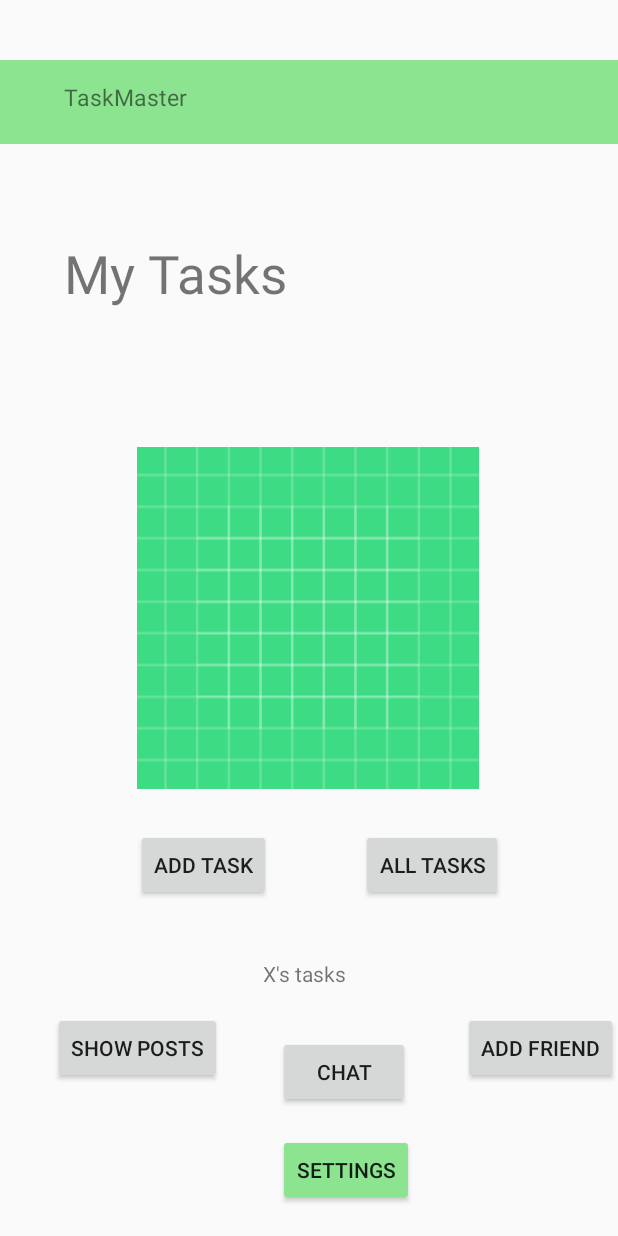
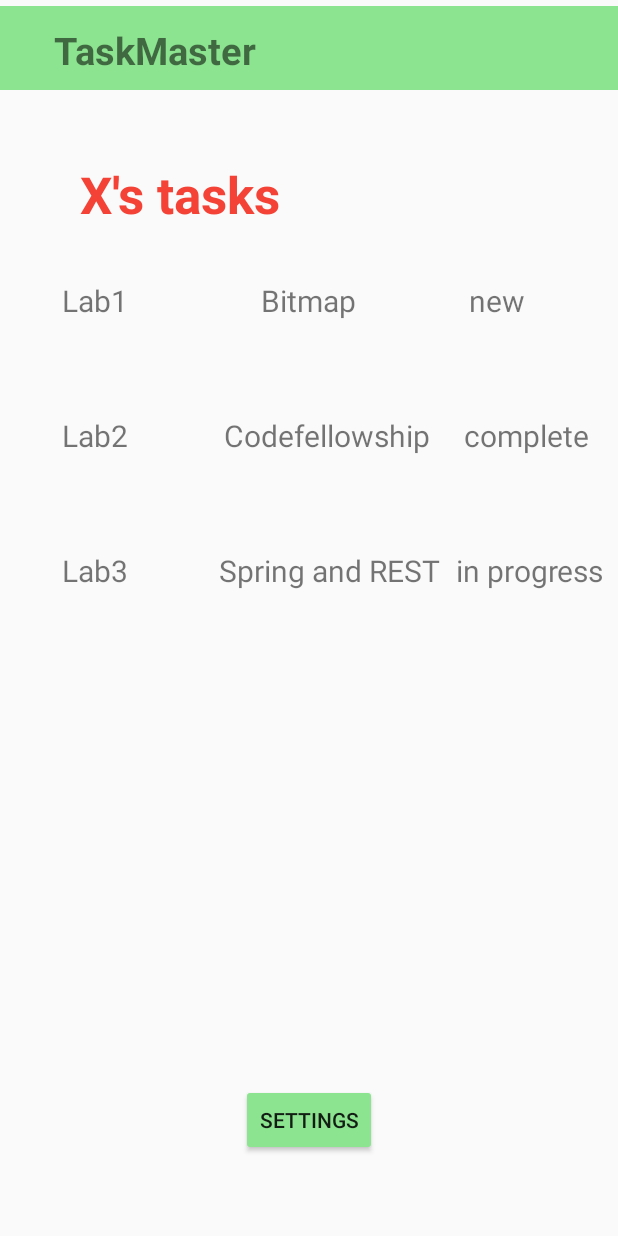
Before and after one commit to Marahmusleh/taskmaster, an Android app: the screen it shows after launch (MainActivity), on a phone screen of 412 x 824 dp. Run offline under Robolectric (Android 15) with nearby library versions, the phone set to English and light mode, and no system bars.

Commit message:
finish lab28

```diff
--- a/app/build.gradle
+++ b/app/build.gradle
@@ -32,6 +32,7 @@ dependencies {
     implementation 'androidx.appcompat:appcompat:1.3.1'
     implementation 'com.google.android.material:material:1.4.0'
     implementation 'androidx.constraintlayout:constraintlayout:2.1.0'
+    implementation 'androidx.legacy:legacy-support-v4:1.0.0'
     testImplementation 'junit:junit:4.+'
     androidTestImplementation 'androidx.test.ext:junit:1.1.3'
     androidTestImplementation 'androidx.test.espresso:espresso-core:3.4.0'
--- a/app/src/main/java/com/example/taskmaster/MainActivity.java
+++ b/app/src/main/java/com/example/taskmaster/MainActivity.java
@@ -4,10 +4,14 @@ import android.content.Intent;
 import android.content.SharedPreferences;
 import android.os.Bundle;
 import android.preference.PreferenceManager;
-import android.widget.Button;
 import android.widget.TextView;
 
 import androidx.appcompat.app.AppCompatActivity;
+import androidx.recyclerview.widget.LinearLayoutManager;
+import androidx.recyclerview.widget.RecyclerView;
+
+import java.util.ArrayList;
+import java.util.List;
 
 public class MainActivity extends AppCompatActivity {
 
@@ -15,49 +19,33 @@ public class MainActivity extends AppCompatActivity {
     protected void onCreate(Bundle savedInstanceState) {
         super.onCreate(savedInstanceState);
         setContentView(R.layout.activity_main);
-        Button button = findViewById(R.id.button);
-        button.setOnClickListener(view -> {
-            Intent intent = new Intent(MainActivity.this, AddTask.class);
+
+        findViewById(R.id.button8).setOnClickListener(v -> {
+            Intent intent = new Intent(MainActivity.this, Settings.class);
             startActivity(intent);
         });
 
+        List<Task> tasks = new ArrayList<>();
+        tasks.add(new Task("Lab1", "Bitmap", "new"));
+        tasks.add(new Task("Lab2", "Codefellowship", "complete"));
+        tasks.add(new Task("Lab3", "Spring and REST", "in progress"));
 
-        Button button2 = findViewById(R.id.button2);
-        button2.setOnClickListener(view -> {
-            Intent intent = new Intent(MainActivity.this, AllTasks.class);
-            startActivity(intent);
-        });
+        RecyclerView allTasks = findViewById(R.id.ListOfTasks);
 
-        // lab 27
-        Button btn5 = findViewById(R.id.button5);
-            btn5.setOnClickListener(view -> {
-            Intent intent = new Intent(MainActivity.this,TaskDetail.class);
-            String text = btn5.getText().toString();
-            intent.putExtra("task",text);
-            startActivity(intent);
-        });
-
-        findViewById(R.id.button6).setOnClickListener(view -> {
-            Intent intent = new Intent(MainActivity.this,TaskDetail.class);
-            Button btn6 = findViewById(R.id.button6);
-            String text = btn6.getText().toString();
-            intent.putExtra("task",text);
-            startActivity(intent);
-        });
-        findViewById(R.id.button7).setOnClickListener(view -> {
-            Intent intent = new Intent(MainActivity.this,TaskDetail.class);
-            Button btn7 = findViewById(R.id.button7);
-            String text = btn7.getText().toString();
-            intent.putExtra("task",text);
-            startActivity(intent);
-        });
-
-        findViewById(R.id.button8).setOnClickListener(v -> {
-            Intent intent = new Intent(MainActivity.this,Settings.class);
-            startActivity(intent);
-        });
+        allTasks.setLayoutManager(new LinearLayoutManager(this));
 
 
+        allTasks.setAdapter(new TaskAdapter(tasks, new TaskAdapter.OnTaskItemClickListener() {
+            @Override
+            public void onItemClicked(int position) {
+                Intent intentTaskDetails = new Intent(getApplicationContext(), TaskDetail.class);
+                intentTaskDetails.putExtra("title", tasks.get(position).title);
+                intentTaskDetails.putExtra("body", tasks.get(position).body);
+                intentTaskDetails.putExtra("state", tasks.get(position).state);
+                startActivity(intentTaskDetails);
+
+            }
+        }));
     }
     @Override
     protected void onResume(){
--- /dev/null
+++ b/app/src/main/java/com/example/taskmaster/Task.java
@@ -0,0 +1,14 @@
+package com.example.taskmaster;
+
+public class Task {
+
+    public String title;
+    public String body;
+    public String state;
+
+    public Task(String title, String body, String state) {
+        this.title = title;
+        this.body = body;
+        this.state = state;
+    }
+}
--- /dev/null
+++ b/app/src/main/java/com/example/taskmaster/TaskAdapter.java
@@ -0,0 +1,73 @@
+package com.example.taskmaster;
+
+import android.view.LayoutInflater;
+import android.view.View;
+import android.view.ViewGroup;
+import android.widget.TextView;
+
+import androidx.annotation.NonNull;
+import androidx.recyclerview.widget.RecyclerView;
+
+import java.util.ArrayList;
+import java.util.List;
+
+public class TaskAdapter extends RecyclerView.Adapter<TaskAdapter.TaskViewHolder>{
+
+    List<Task> allTasksData = new ArrayList<>();
+    private OnTaskItemClickListener onTaskItemClickListener;
+
+
+    public TaskAdapter(List<Task> allTasksData, OnTaskItemClickListener onTaskItemClickListener) {
+        this.allTasksData = allTasksData;
+        this.onTaskItemClickListener = onTaskItemClickListener;
+    }
+    public interface OnTaskItemClickListener{
+        void onItemClicked(int position);
+    }
+
+    @NonNull
+    @Override
+    public TaskViewHolder onCreateViewHolder(@NonNull ViewGroup parent, int viewType) {
+        View view = LayoutInflater.from(parent.getContext()).inflate(R.layout.fragment_task,parent,false);
+        return new TaskViewHolder(view,onTaskItemClickListener);
+    }
+
+    @Override
+    public void onBindViewHolder(@NonNull TaskViewHolder holder, int position) {
+
+        holder.task = allTasksData.get(position);
+
+        TextView title = holder.itemView.findViewById(R.id.titleFragment);
+        TextView body = holder.itemView.findViewById(R.id.bodyFragment);
+        TextView state = holder.itemView.findViewById(R.id.stateFragment);
+
+        title.setText(holder.task.title);
+        body.setText(holder.task.body);
+        state.setText(holder.task.state);
+    }
+
+    @Override
+    public int getItemCount() {
+        return allTasksData.size();
+    }
+
+
+    public static class TaskViewHolder extends RecyclerView.ViewHolder {
+
+        public Task task;
+        View itemView;
+
+        public TaskViewHolder(@NonNull View itemView, OnTaskItemClickListener listener) {
+            super(itemView);
+            this.itemView = itemView;
+
+            itemView.setOnClickListener(new View.OnClickListener() {
+                @Override
+                public void onClick(View view) {
+                    listener.onItemClicked(getAdapterPosition());
+                }
+            });
+        }
+    }
+
+}
--- a/app/src/main/java/com/example/taskmaster/TaskDetail.java
+++ b/app/src/main/java/com/example/taskmaster/TaskDetail.java
@@ -14,9 +14,17 @@ public class TaskDetail extends AppCompatActivity {
 
         Bundle extras = getIntent().getExtras();
         if (extras != null) {
-            String taskName = extras.getString("task");
+            String taskName = extras.getString("title");
             TextView text = findViewById(R.id.taskDetailTitle);
             text.setText(taskName);
+
+            String taskBody = extras.getString("body");
+            TextView text2 = findViewById(R.id.taskDetaiDesc);
+            text2.setText(taskBody);
+
+            String taskState = extras.getString("state");
+            TextView text3 = findViewById(R.id.test);
+            text3.setText(taskState);
         }
     }
 }
--- /dev/null
+++ b/app/src/main/java/com/example/taskmaster/TaskFragment.java
@@ -0,0 +1,71 @@
+package com.example.taskmaster;
+
+import android.os.Bundle;
+import android.view.LayoutInflater;
+import android.view.View;
+import android.view.ViewGroup;
+
+import androidx.fragment.app.Fragment;
+
+/**
+ * A simple {@link Fragment} subclass.
+ * Use the {@link TaskFragment#newInstance} factory method to
+ * create an instance of this fragment.
+ */
+public class TaskFragment extends Fragment {
+
+    // TODO: Rename parameter arguments, choose names that match
+    // the fragment initialization parameters, e.g. ARG_ITEM_NUMBER
+    private static final String ARG_PARAM1 = "title";
+    private static final String ARG_PARAM2 = "body";
+    private static final String ARG_PARAM3 = "state";
+
+
+    // TODO: Rename and change types of parameters
+    private String titleT;
+    private String bodyT;
+    private String stateT;
+
+
+    public TaskFragment() {
+        // Required empty public constructor
+    }
+
+    /**
+     * Use this factory method to create a new instance of
+     * this fragment using the provided parameters.
+     *
+     * @param titleT Parameter 1.
+     * @param bodyT Parameter 2.
+     * @param stateT Parameter 3.
+     * @return A new instance of fragment TaskFragment.
+     */
+    // TODO: Rename and change types and number of parameters
+    public static TaskFragment newInstance(String titleT, String bodyT,String stateT) {
+        TaskFragment fragment = new TaskFragment();
+        Bundle args = new Bundle();
+        args.putString(ARG_PARAM1, titleT);
+        args.putString(ARG_PARAM2, bodyT);
+        args.putString(ARG_PARAM3, stateT);
+        fragment.setArguments(args);
+        return fragment;
+    }
+
+    @Override
+    public void onCreate(Bundle savedInstanceState) {
+        super.onCreate(savedInstanceState);
+        if (getArguments() != null) {
+            titleT = getArguments().getString(ARG_PARAM1);
+            bodyT = getArguments().getString(ARG_PARAM2);
+            stateT = getArguments().getString(ARG_PARAM3);
+        }
+    }
+
+    @Override
+    public View onCreateView(LayoutInflater inflater, ViewGroup container,
+                             Bundle savedInstanceState) {
+        // Inflate the layout for this fragment
+        return inflater.inflate(R.layout.fragment_task, container, false);
+    }
+
+}
--- a/app/src/main/res/layout/activity_main.xml
+++ b/app/src/main/res/layout/activity_main.xml
@@ -6,17 +6,6 @@
     android:layout_height="match_parent"
     tools:context=".MainActivity">
 
-    <ImageView
-        android:id="@+id/imageView"
-        android:layout_width="228dp"
-        android:layout_height="235dp"
-        app:layout_constraintBottom_toBottomOf="parent"
-        app:layout_constraintEnd_toEndOf="parent"
-        app:layout_constraintHorizontal_bias="0.498"
-        app:layout_constraintStart_toStartOf="parent"
-        app:layout_constraintTop_toTopOf="parent"
-        app:layout_constraintVertical_bias="0.499"
-        app:srcCompat="@drawable/ic_launcher_background" />
 
     <Toolbar
         android:id="@+id/toolbar"
@@ -24,125 +13,67 @@
         android:layout_height="?attr/actionBarSize"
         android:layout_marginTop="4dp"
         android:background="?attr/colorPrimary"
-        app:layout_constraintBottom_toTopOf="@+id/textView"
+        app:layout_constraintBottom_toTopOf="@+id/ShowName"
         app:layout_constraintEnd_toEndOf="parent"
         app:layout_constraintHorizontal_bias="0.0"
         app:layout_constraintStart_toStartOf="parent"
         app:layout_constraintTop_toTopOf="parent"
-        app:layout_constraintVertical_bias="0.363"
+        app:layout_constraintVertical_bias="0.0"
         app:popupTheme="@style/ThemeOverlay.AppCompat.ActionBar" />
 
+
     <TextView
-        android:id="@+id/textView"
-        android:layout_width="159dp"
-        android:layout_height="65dp"
-        android:text="@string/my_tasks"
-        android:textSize="35sp"
-        app:layout_constraintBottom_toTopOf="@+id/imageView"
+        android:id="@+id/ShowName"
+        android:layout_width="280dp"
+        android:layout_height="53dp"
+        android:text="@string/tasks"
+        android:textColor="#F44336"
+        android:textSize="34sp"
+        android:textStyle="bold"
+        app:layout_constraintBottom_toBottomOf="parent"
         app:layout_constraintEnd_toEndOf="parent"
-        app:layout_constraintHorizontal_bias="0.17"
+        app:layout_constraintHorizontal_bias="0.404"
         app:layout_constraintStart_toStartOf="parent"
         app:layout_constraintTop_toTopOf="parent"
-        app:layout_constraintVertical_bias="0.693" />
-
-    <Button
-        android:id="@+id/button"
-        android:layout_width="wrap_content"
-        android:layout_height="wrap_content"
-        android:text="@string/add_task"
-        app:layout_constraintBottom_toBottomOf="parent"
-        app:layout_constraintEnd_toEndOf="parent"
-        app:layout_constraintHorizontal_bias="0.282"
-        app:layout_constraintStart_toStartOf="parent"
-        app:layout_constraintTop_toBottomOf="@+id/imageView"
-        app:layout_constraintVertical_bias="0.095" />
-
-    <Button
-        android:id="@+id/button2"
-        android:layout_width="wrap_content"
-        android:layout_height="wrap_content"
-        android:layout_marginStart="24dp"
-        android:text="@string/all_tasks"
-        app:layout_constraintBottom_toBottomOf="parent"
-        app:layout_constraintEnd_toEndOf="parent"
-        app:layout_constraintHorizontal_bias="0.318"
-        app:layout_constraintStart_toEndOf="@+id/button"
-        app:layout_constraintTop_toBottomOf="@+id/imageView"
-        app:layout_constraintVertical_bias="0.095" />
+        app:layout_constraintVertical_bias="0.138" />
 
     <TextView
         android:id="@+id/textView3"
-        android:layout_width="wrap_content"
-        android:layout_height="wrap_content"
+        android:layout_width="168dp"
+        android:layout_height="43dp"
         android:text="@string/taskmaster"
+        android:textSize="25sp"
+        android:textStyle="bold"
         app:layout_constraintBottom_toBottomOf="@+id/toolbar"
         app:layout_constraintEnd_toEndOf="parent"
-        app:layout_constraintHorizontal_bias="0.13"
+        app:layout_constraintHorizontal_bias="0.148"
         app:layout_constraintStart_toStartOf="@+id/toolbar"
         app:layout_constraintTop_toTopOf="@+id/toolbar"
-        app:layout_constraintVertical_bias="0.405"
-        android:textSize="15sp"/>
-
-    <Button
-        android:id="@+id/button5"
-        android:layout_width="wrap_content"
-        android:layout_height="wrap_content"
-        android:text="Show Posts"
-        app:layout_constraintBottom_toBottomOf="parent"
-        app:layout_constraintEnd_toStartOf="@+id/button6"
-        app:layout_constraintHorizontal_bias="0.488"
-        app:layout_constraintStart_toStartOf="parent"
-        app:layout_constraintTop_toBottomOf="@+id/button"
-        app:layout_constraintVertical_bias="0.421" />
-
-    <Button
-        android:id="@+id/button6"
-        android:layout_width="wrap_content"
-        android:layout_height="wrap_content"
-        android:text="Chat"
-        app:layout_constraintBottom_toTopOf="@+id/button8"
-        app:layout_constraintEnd_toStartOf="@+id/button7"
-        app:layout_constraintHorizontal_bias="0.841"
-        app:layout_constraintStart_toStartOf="parent"
-        app:layout_constraintTop_toBottomOf="@+id/imageView"
-        app:layout_constraintVertical_bias="0.904" />
-
-    <Button
-        android:id="@+id/button7"
-        android:layout_width="wrap_content"
-        android:layout_height="wrap_content"
-        android:text="Add Friend"
-        app:layout_constraintBottom_toBottomOf="parent"
-        app:layout_constraintEnd_toEndOf="parent"
-        app:layout_constraintHorizontal_bias="1.0"
-        app:layout_constraintStart_toStartOf="parent"
-        app:layout_constraintTop_toBottomOf="@+id/button2"
-        app:layout_constraintVertical_bias="0.421" />
+        app:layout_constraintVertical_bias="0.923" />
 
     <Button
         android:id="@+id/button8"
         android:layout_width="wrap_content"
         android:layout_height="wrap_content"
-        android:text="SETTINGS"
+        android:text="Settings"
         app:backgroundTint="#8CE490"
         app:layout_constraintBottom_toBottomOf="parent"
         app:layout_constraintEnd_toEndOf="parent"
-        app:layout_constraintHorizontal_bias="0.577"
         app:layout_constraintStart_toStartOf="parent"
-        app:layout_constraintTop_toBottomOf="@+id/imageView"
-        app:layout_constraintVertical_bias="0.92" />
+        app:layout_constraintTop_toTopOf="parent"
+        app:layout_constraintVertical_bias="0.931" />
 
-    <TextView
-        android:id="@+id/ShowName"
-        android:layout_width="144dp"
-        android:layout_height="30dp"
-        android:text="ShowName"
-        app:layout_constraintBottom_toTopOf="@+id/button6"
+    <androidx.recyclerview.widget.RecyclerView
+        android:id="@+id/ListOfTasks"
+        android:layout_width="411dp"
+        android:layout_height="449dp"
+        android:layout_marginBottom="220dp"
+        app:layout_constraintBottom_toTopOf="@+id/button8"
         app:layout_constraintEnd_toEndOf="parent"
-        app:layout_constraintHorizontal_bias="0.655"
+        app:layout_constraintHorizontal_bias="0.0"
         app:layout_constraintStart_toStartOf="parent"
-        app:layout_constraintTop_toBottomOf="@+id/imageView"
-        app:layout_constraintVertical_bias="0.838" />
+        app:layout_constraintTop_toBottomOf="@+id/ShowName"
+        app:layout_constraintVertical_bias="0.0" />
 
 
 </androidx.constraintlayout.widget.ConstraintLayout>
--- a/app/src/main/res/layout/activity_task_detail.xml
+++ b/app/src/main/res/layout/activity_task_detail.xml
@@ -14,22 +14,23 @@
         android:textSize="34sp"
         app:layout_constraintBottom_toBottomOf="parent"
         app:layout_constraintEnd_toEndOf="parent"
-        app:layout_constraintHorizontal_bias="0.798"
+        app:layout_constraintHorizontal_bias="0.733"
         app:layout_constraintStart_toStartOf="parent"
         app:layout_constraintTop_toTopOf="parent"
-        app:layout_constraintVertical_bias="0.11" />
+        app:layout_constraintVertical_bias="0.121" />
 
     <TextView
         android:id="@+id/taskDetaiDesc"
-        android:layout_width="404dp"
-        android:layout_height="175dp"
+        android:layout_width="142dp"
+        android:layout_height="65dp"
         android:text="Lorem ipsum dolor sit amet, consectetur adipiscing elit, sed do eiusmod tempor incididunt ut labore et dolore magna aliqua. Ut enim ad minim veniam, quis nostrud exercitation ullamco laboris nisi ut aliquip ex ea commodo consequat."
         android:textSize="20sp"
         app:layout_constraintBottom_toBottomOf="parent"
         app:layout_constraintEnd_toEndOf="parent"
+        app:layout_constraintHorizontal_bias="0.594"
         app:layout_constraintStart_toStartOf="parent"
         app:layout_constraintTop_toBottomOf="@+id/taskDetailTitle"
-        app:layout_constraintVertical_bias="0.093" />
+        app:layout_constraintVertical_bias="0.084" />
 
     <Toolbar
         android:id="@+id/toolbar"
@@ -45,4 +46,17 @@
         app:layout_constraintVertical_bias="0.363"
         app:popupTheme="@style/ThemeOverlay.AppCompat.ActionBar" />
 
+    <TextView
+        android:id="@+id/test"
+        android:layout_width="wrap_content"
+        android:layout_height="wrap_content"
+        android:layout_marginTop="80dp"
+        android:text="TextView"
+        android:textSize="35sp"
+        app:layout_constraintBottom_toBottomOf="parent"
+        app:layout_constraintEnd_toEndOf="parent"
+        app:layout_constraintStart_toStartOf="parent"
+        app:layout_constraintTop_toTopOf="parent"
+        app:layout_constraintVertical_bias="0.316" />
+
 </androidx.constraintlayout.widget.ConstraintLayout>
--- /dev/null
+++ b/app/src/main/res/layout/fragment_task.xml
@@ -0,0 +1,52 @@
+<?xml version="1.0" encoding="utf-8"?>
+<FrameLayout xmlns:android="http://schemas.android.com/apk/res/android"
+    xmlns:app="http://schemas.android.com/apk/res-auto"
+    xmlns:tools="http://schemas.android.com/tools"
+    android:layout_width="match_parent"
+    android:layout_height="90dp"
+    tools:context=".TaskFragment">
+
+    <androidx.constraintlayout.widget.ConstraintLayout
+        android:layout_width="match_parent"
+        android:layout_height="90dp">
+
+        <TextView
+            android:id="@+id/titleFragment"
+            android:layout_width="wrap_content"
+            android:layout_height="wrap_content"
+            android:text="@string/title"
+            android:textSize="20sp"
+            app:layout_constraintBottom_toBottomOf="parent"
+            app:layout_constraintEnd_toEndOf="parent"
+            app:layout_constraintHorizontal_bias="0.112"
+            app:layout_constraintStart_toStartOf="parent"
+            app:layout_constraintTop_toTopOf="parent"
+            app:layout_constraintVertical_bias="0.428" />
+
+        <TextView
+            android:id="@+id/bodyFragment"
+            android:layout_width="wrap_content"
+            android:layout_height="wrap_content"
+            android:text="@string/body"
+            android:textSize="20sp"
+            app:layout_constraintBottom_toBottomOf="@+id/titleFragment"
+            app:layout_constraintEnd_toEndOf="parent"
+            app:layout_constraintHorizontal_bias="0.338"
+            app:layout_constraintStart_toEndOf="@+id/titleFragment"
+            app:layout_constraintTop_toTopOf="@+id/titleFragment"
+            app:layout_constraintVertical_bias="0.065" />
+
+        <TextView
+            android:id="@+id/stateFragment"
+            android:layout_width="wrap_content"
+            android:layout_height="wrap_content"
+            android:text="@string/state"
+            android:textSize="20sp"
+            app:layout_constraintBottom_toBottomOf="@+id/bodyFragment"
+            app:layout_constraintEnd_toEndOf="parent"
+            app:layout_constraintHorizontal_bias="0.55"
+            app:layout_constraintStart_toEndOf="@+id/bodyFragment"
+            app:layout_constraintTop_toTopOf="@+id/bodyFragment"
+            app:layout_constraintVertical_bias="0.065" />
+    </androidx.constraintlayout.widget.ConstraintLayout>
+</FrameLayout>
--- a/app/src/main/res/values/strings.xml
+++ b/app/src/main/res/values/strings.xml
@@ -11,8 +11,13 @@
     <string name="task_description">task_description</string>
     <string name="my_task">my_task</string>
     <string name="task_title">task_title</string>
-    <string name="title">Title</string>
     <string name="name">Name</string>
     <string name="save">Save</string>
     <string name="enter_your_name">Enter your name</string>
+    <!-- TODO: Remove or change this placeholder text -->
+    <string name="hello_blank_fragment">Hello blank fragment</string>
+    <string name="tasks">tasks</string>
+    <string name="state">state</string>
+    <string name="body">body</string>
+    <string name="title">Title</string>
 </resources>
```
Also changed, not shown: 5 other files.
